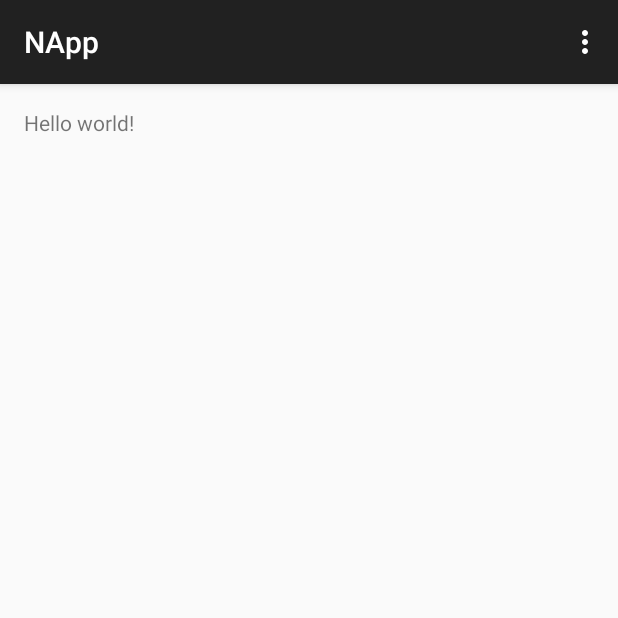
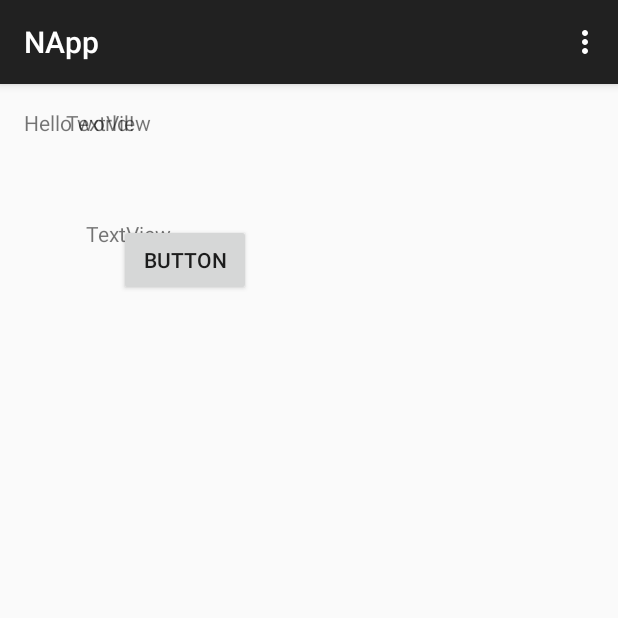
Before and after one commit to zeynab095/NApp, an Android app: the screen it shows after launch (MainActivity), on a phone screen of 412 x 824 dp, the top half of it. Run offline under Robolectric (Android 15) with nearby library versions, the phone set to English and light mode, and no system bars.

Commit message:
checking my branch..

```diff
--- a/app/src/main/res/layout/activity_main.xml
+++ b/app/src/main/res/layout/activity_main.xml
@@ -8,4 +8,34 @@
     <TextView android:text="@string/hello_world" android:layout_width="wrap_content"
         android:layout_height="wrap_content" />
 
+    <TextView
+        android:id="@+id/textView"
+        android:layout_width="wrap_content"
+        android:layout_height="wrap_content"
+        android:layout_alignBottom="@+id/button"
+        android:layout_marginBottom="104dp"
+        android:layout_marginLeft="28dp"
+        android:layout_toRightOf="@+id/textView2"
+        android:text="TextView" />
+
+    <TextView
+        android:id="@+id/textView3"
+        android:layout_width="wrap_content"
+        android:layout_height="wrap_content"
+        android:layout_below="@+id/textView2"
+        android:layout_marginLeft="41dp"
+        android:layout_marginTop="74dp"
+        android:layout_toRightOf="@+id/textView2"
+        android:text="TextView" />
+
+    <Button
+        android:id="@+id/button2"
+        android:layout_width="wrap_content"
+        android:layout_height="wrap_content"
+        android:layout_alignParentLeft="true"
+        android:layout_below="@+id/textView2"
+        android:layout_marginLeft="63dp"
+        android:layout_marginTop="77dp"
+        android:text="Button" />
+
 </RelativeLayout>
```
Also changed, not shown: 1 other file.
